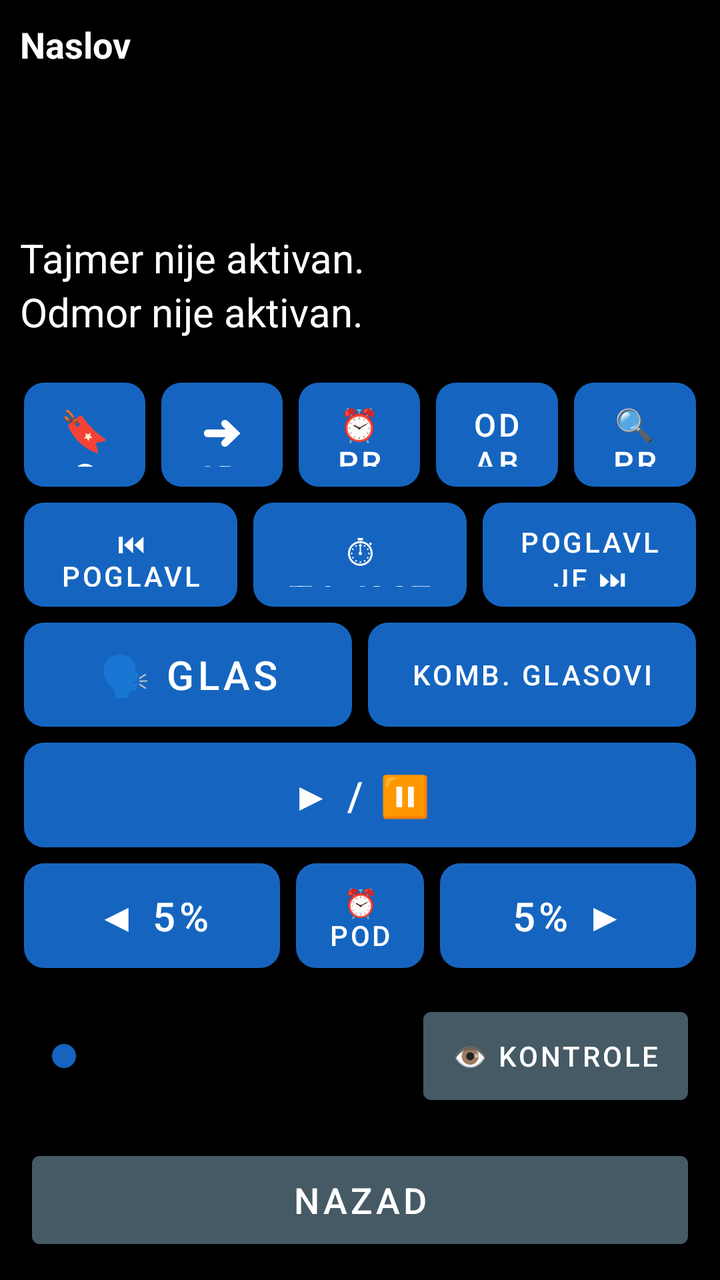
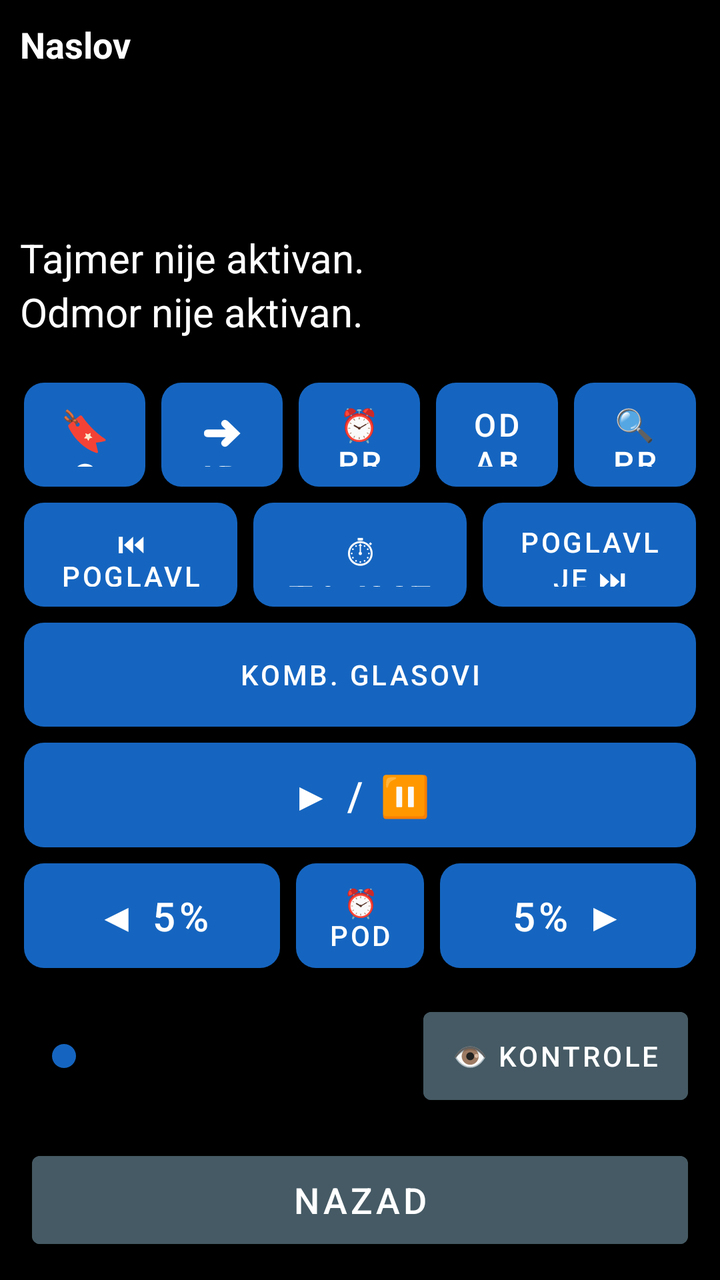

Compare the two renders of this Android layout. The source of the first and the diff that turns it into the second are given below.
<!-- AndroidManifest.xml: application theme Theme.RecPoRec -->
<!-- res/layout/activity_reader.xml -->
<?xml version="1.0" encoding="utf-8"?>
<LinearLayout xmlns:android="http://schemas.android.com/apk/res/android"
    android:layout_width="match_parent"
    android:layout_height="match_parent"
    android:orientation="vertical"
    android:fitsSystemWindows="true"
    android:background="@color/background">

    
    <LinearLayout
        android:id="@+id/layoutStatus"
        android:layout_width="match_parent"
        android:layout_height="wrap_content"
        android:orientation="vertical"
        android:padding="10dp">

        <TextView
            android:id="@+id/textDocTitle"
            android:layout_width="match_parent"
            android:layout_height="wrap_content"
            android:textSize="18sp"
            android:textStyle="bold"
            android:textColor="@color/text_primary"
            android:maxLines="1"
            android:ellipsize="end"
            android:text="Naslov" />

        <TextView
            android:id="@+id/textPages"
            android:layout_width="match_parent"
            android:layout_height="wrap_content"
            android:textSize="20sp"
            android:textColor="@color/text_primary"
            android:accessibilityLiveRegion="polite" />

        <TextView
            android:id="@+id/textElapsed"
            android:layout_width="match_parent"
            android:layout_height="wrap_content"
            android:textSize="20sp"
            android:textColor="@color/text_primary" />

        <TextView
            android:id="@+id/textRemaining"
            android:layout_width="match_parent"
            android:layout_height="wrap_content"
            android:textSize="20sp"
            android:textColor="@color/text_primary" />

        <TextView
            android:id="@+id/textTimerStatus"
            android:layout_width="match_parent"
            android:layout_height="wrap_content"
            android:textSize="20sp"
            android:textColor="@color/text_primary"
            android:text="Tajmer nije aktivan." />

        <TextView
            android:id="@+id/textRestStatus"
            android:layout_width="match_parent"
            android:layout_height="wrap_content"
            android:textSize="20sp"
            android:textColor="@color/text_primary"
            android:text="Odmor nije aktivan." />
    </LinearLayout>

    
    <LinearLayout
        android:layout_width="match_parent"
        android:layout_height="0dp"
        android:layout_weight="1"
        android:orientation="vertical"
        android:padding="8dp">

        
        <LinearLayout
            android:id="@+id/layoutRow1"
            android:layout_width="match_parent"
            android:layout_height="0dp"
            android:layout_weight="1"
            android:orientation="horizontal">

            <Button android:id="@+id/btnBookmarks" style="@style/KeyButton"
                android:backgroundTint="@color/btn_goto_page"
                android:contentDescription="Oznake - dodaj, ukloni ili ukloni sve oznake u ovom dokumentu. Dug pritisak: brzo dodaj oznaku."
                android:text="🔖 Oznake" />

            <Button android:id="@+id/btnGoTo" style="@style/KeyButton"
                android:backgroundTint="@color/btn_goto_page"
                android:contentDescription="Idi na stranicu, minut ili oznaku. Dug pritisak: idi na početak dokumenta."
                android:text="➜ Idi na" />

            <Button android:id="@+id/btnWakeUp" style="@style/KeyButton"
                android:backgroundTint="@color/btn_wakeup"
                android:contentDescription="Probudi me u tačno vreme. Dug pritisak: isključi buđenje."
                android:textSize="16sp"
                android:text="⏰ Probudi" />

            <Button android:id="@+id/btnSelectAll" style="@style/KeyButton"
                android:backgroundTint="@color/btn_combined"
                android:contentDescription="Odaberi sve. Dug pritisak: kopiraj odabrano."
                android:textSize="16sp"
                android:text="Odaberi sve" />

            <Button android:id="@+id/btnSearchText" style="@style/KeyButton"
                android:backgroundTint="@color/btn_goto_page"
                android:contentDescription="Pretraži tekst dokumenta. Dug pritisak: ponovi poslednju pretragu."
                android:textSize="16sp"
                android:text="🔍 Pretraga" />
        </LinearLayout>

        
        <LinearLayout
            android:id="@+id/layoutRow2"
            android:layout_width="match_parent"
            android:layout_height="0dp"
            android:layout_weight="1"
            android:orientation="horizontal">

            <Button android:id="@+id/btnPrevChapter" style="@style/KeyButton"
                android:backgroundTint="@color/btn_chapter"
                android:contentDescription="@string/btn_prev_chapter"
                android:textSize="14sp"
                android:text="⏮ Poglavlje" />

            <Button android:id="@+id/btnTimer" style="@style/KeyButton"
                android:backgroundTint="@color/btn_timer"
                android:contentDescription="@string/btn_timer"
                android:text="⏱ Tajmer" />

            <Button android:id="@+id/btnNextChapter" style="@style/KeyButton"
                android:backgroundTint="@color/btn_chapter"
                android:contentDescription="@string/btn_next_chapter"
                android:textSize="14sp"
                android:text="Poglavlje ⏭" />
        </LinearLayout>

        
        <LinearLayout
            android:id="@+id/layoutRow3"
            android:layout_width="match_parent"
            android:layout_height="0dp"
            android:layout_weight="1"
            android:orientation="horizontal">

            <Button android:id="@+id/btnVoice" style="@style/KeyButton"
                android:backgroundTint="@color/btn_voice"
                android:contentDescription="@string/btn_voice"
                android:text="🗣 Glas" />

            <Button android:id="@+id/btnCombinedVoices" style="@style/KeyButton"
                android:backgroundTint="@color/btn_combined"
                android:contentDescription="Kombinovani glasovi za ovaj dokument. Dug pritisak: automatski listaj dokument."
                android:textSize="14sp"
                android:text="Komb. glasovi" />
        </LinearLayout>

        
        <LinearLayout
            android:layout_width="match_parent"
            android:layout_height="0dp"
            android:layout_weight="1"
            android:orientation="horizontal">

            <Button android:id="@+id/btnPlayPause" style="@style/KeyButton"
                android:backgroundTint="@color/btn_play"
                android:contentDescription="@string/btn_play_pause"
                android:text="▶ / ⏸" />
        </LinearLayout>

        
        <LinearLayout
            android:id="@+id/layoutRow5"
            android:layout_width="match_parent"
            android:layout_height="0dp"
            android:layout_weight="1"
            android:orientation="horizontal">

            <Button android:id="@+id/btnStepBack" style="@style/KeyButton"
                android:layout_weight="2"
                android:backgroundTint="@color/btn_page_nav"
                android:contentDescription="@string/slider_back"
                android:text="◀ 5%" />

            <Button android:id="@+id/btnRemindMe" style="@style/KeyButton"
                android:backgroundTint="@color/btn_timer"
                android:contentDescription="Podsetnik, vraća dokument unazad. Dug pritisak: ponovi poslednji podsetnik."
                android:textSize="14sp"
                android:text="⏰ Podseti" />

            <Button android:id="@+id/btnStepForward" style="@style/KeyButton"
                android:layout_weight="2"
                android:backgroundTint="@color/btn_page_nav"
                android:contentDescription="@string/slider_forward"
                android:text="5% ▶" />
        </LinearLayout>

    </LinearLayout>

    
    <LinearLayout
        android:layout_width="match_parent"
        android:layout_height="wrap_content"
        android:orientation="horizontal"
        android:gravity="center_vertical"
        android:layout_marginStart="16dp"
        android:layout_marginEnd="16dp"
        android:layout_marginTop="4dp"
        android:layout_marginBottom="16dp">

        <SeekBar
            android:id="@+id/seekProgress"
            android:layout_width="0dp"
            android:layout_weight="1"
            android:layout_height="56dp"
            android:contentDescription="@string/slider_position"
            android:max="100"
            android:progressTint="@color/btn_voice"
            android:thumbTint="@color/btn_voice" />

        <Button
            android:id="@+id/btnToggleControls"
            android:layout_width="wrap_content"
            android:layout_height="56dp"
            android:layout_marginStart="10dp"
            android:minWidth="0dp"
            android:paddingStart="14dp"
            android:paddingEnd="14dp"
            android:textSize="14sp"
            android:backgroundTint="@color/btn_combined"
            android:textColor="@color/button_text"
            android:contentDescription="Prikaži ili sakrij kontrole. Dug pritisak: Kratak predah, pauzira čitanje na 15 minuta."
            android:text="👁 Kontrole" />
    </LinearLayout>

    
    <Button
        android:id="@+id/btnBack"
        android:layout_width="match_parent"
        android:layout_height="56dp"
        android:layout_marginStart="16dp"
        android:layout_marginEnd="16dp"
        android:layout_marginBottom="12dp"
        android:textSize="18sp"
        android:backgroundTint="@color/btn_combined"
        android:textColor="@color/button_text"
        android:contentDescription="Nazad. Zatvara dokument, vraća na listu. Dug pritisak: pošalji aplikaciju u pozadinu."
        android:text="Nazad" />

</LinearLayout>
<!-- resources referenced by this layout -->
<resources>
  <color name="background">#000000</color>
  <color name="btn_chapter">#2E7D32</color>
  <color name="btn_combined">#455A64</color>
  <color name="btn_goto_page">#5D4037</color>
  <color name="btn_page_nav">#AD1457</color>
  <color name="btn_play">#D84315</color>
  <color name="btn_timer">#6A1B9A</color>
  <color name="btn_voice">#1565C0</color>
  <color name="btn_wakeup">#C62828</color>
  <color name="button_text">#FFFFFF</color>
  <color name="text_primary">#FFFFFF</color>
  <string name="btn_next_chapter">Sledeće poglavlje. Dug pritisak: spisak svih poglavlja.</string>
  <string name="btn_play_pause">Pokreni/Pauziraj čitanje. Dug pritisak: reci trenutni status.</string>
  <string name="btn_prev_chapter">Prethodno poglavlje. Dug pritisak: ponovi trenutno poglavlje.</string>
  <string name="btn_timer">Tajmer za automatsku pauzu. Dug pritisak: isključi tajmer.</string>
  <string name="btn_voice">Izbor glasa. Dug pritisak: Zakaži čitanje.</string>
  <string name="slider_back">Pomeri pet posto unazad. Dug pritisak: ponovi trenutnu stranicu.</string>
  <string name="slider_forward">Pomeri pet posto unapred. Dug pritisak: poništi poslednju radnju.</string>
  <string name="slider_position">Klizač za pomeranje kroz knjigu, pet posto po koraku</string>
  <style name="KeyButton">
          <item name="android:layout_width">0dp</item>
          <item name="android:layout_height">match_parent</item>
          <item name="android:layout_weight">1</item>
          <item name="android:layout_margin">4dp</item>
          <item name="android:textSize">20sp</item>
          <item name="android:textColor">@color/button_text</item>
          <item name="android:background">@drawable/key_button_shape</item>
          <item name="android:stateListAnimator">@null</item>
          <item name="android:elevation">0dp</item>
      </style>
  <style name="Theme.RecPoRec" parent="Theme.MaterialComponents.DayNight.NoActionBar">
          <item name="android:windowBackground">@color/background</item>
          <item name="android:textColorPrimary">@color/text_primary</item>
          <item name="colorPrimary">@color/btn_voice</item>
          <item name="colorOnPrimary">@color/button_text</item>
          <item name="alertDialogTheme">@style/RecPoRecAlertDialog</item>
          <item name="android:alertDialogTheme">@style/RecPoRecAlertDialog</item>
      </style>
  <!-- drawable key_button_shape (drawable) -->
  <?xml version="1.0" encoding="utf-8"?>
  <shape xmlns:android="http://schemas.android.com/apk/res/android"
      android:shape="rectangle">
      <corners android:radius="10dp" />
      <solid android:color="#FFFFFF" />
  </shape>
  <style name="RecPoRecAlertDialog" parent="Theme.AppCompat.DayNight.Dialog.Alert">
          <item name="android:windowBackground">@color/background</item>
          <item name="android:textColorPrimary">@color/text_primary</item>
          <item name="colorAccent">@color/btn_goto_page</item>
          <item name="android:textAppearanceMedium">@style/RecPoRecDialogText</item>
          <item name="android:textAppearanceListItem">@style/RecPoRecDialogText</item>
          <item name="android:textAppearanceListItemSmall">@style/RecPoRecDialogText</item>
          <item name="buttonBarPositiveButtonStyle">@style/RecPoRecDialogButton</item>
          <item name="buttonBarNegativeButtonStyle">@style/RecPoRecDialogButton</item>
          <item name="buttonBarNeutralButtonStyle">@style/RecPoRecDialogButton</item>
      </style>
  <style name="RecPoRecDialogText" parent="TextAppearance.AppCompat.Medium">
          <item name="android:textSize">20sp</item>
          <item name="android:textColor">@color/text_primary</item>
      </style>
  <style name="RecPoRecDialogButton" parent="Widget.AppCompat.Button.ButtonBar.AlertDialog">
          <item name="android:textSize">18sp</item>
          <item name="android:textColor">@color/btn_goto_page</item>
          <item name="android:textStyle">bold</item>
      </style>
</resources>

<!-- the commit's change to res/layout/activity_reader.xml (unified diff, before → after) -->
@@ -142,11 +142,6 @@
             android:layout_height="0dp"
             android:layout_weight="1"
             android:orientation="horizontal">
-
-            <Button android:id="@+id/btnVoice" style="@style/KeyButton"
-                android:backgroundTint="@color/btn_voice"
-                android:contentDescription="@string/btn_voice"
-                android:text="🗣 Glas" />
 
             <Button android:id="@+id/btnCombinedVoices" style="@style/KeyButton"
                 android:backgroundTint="@color/btn_combined"
<!-- resource entries referenced after the edit -->
@@ -15,7 +15,6 @@
   <string name="btn_play_pause">Pokreni/Pauziraj čitanje. Dug pritisak: reci trenutni status.</string>
   <string name="btn_prev_chapter">Prethodno poglavlje. Dug pritisak: ponovi trenutno poglavlje.</string>
   <string name="btn_timer">Tajmer za automatsku pauzu. Dug pritisak: isključi tajmer.</string>
-  <string name="btn_voice">Izbor glasa. Dug pritisak: Zakaži čitanje.</string>
   <string name="slider_back">Pomeri pet posto unazad. Dug pritisak: ponovi trenutnu stranicu.</string>
   <string name="slider_forward">Pomeri pet posto unapred. Dug pritisak: poništi poslednju radnju.</string>
   <string name="slider_position">Klizač za pomeranje kroz knjigu, pet posto po koraku</string>
